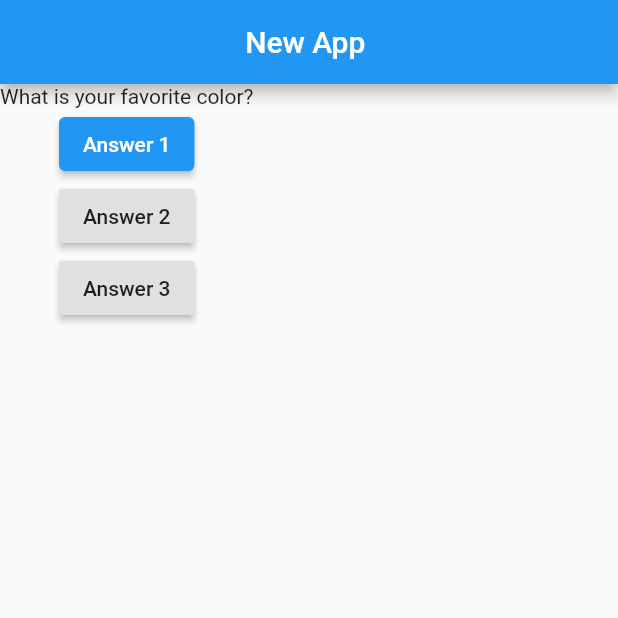
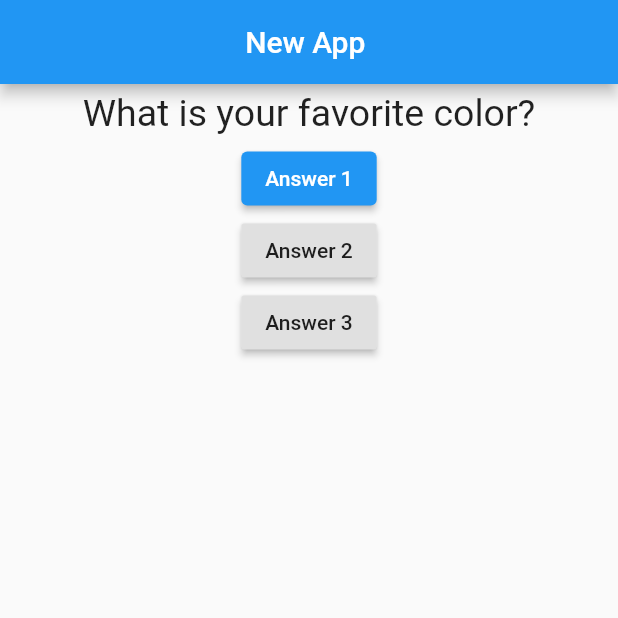
Before and after one commit to Luka-dot/flutter-test, a Flutter app: the screen it shows after launch, on a phone screen of 412 x 824 dp, the top half of it. Run offline on Flutter 3.47's test engine with Material 2 defaults, Android fonts, the phone set to English and light mode, and no system bars.

Commit message:
multiple widget styling

```diff
--- a/lib/question.dart
+++ b/lib/question.dart
@@ -1,12 +1,21 @@
 import 'package:flutter/material.dart';
 
 class Question extends StatelessWidget {
-  String questionText;
+  // final tells flutter that after initialization data cant't be reassign
+  final String questionText;
 
-  Question(this.questionText);
+  const Question(this.questionText);
 
   @override
   Widget build(BuildContext context) {
-    return Text(questionText);
+    return Container(
+      width: double.infinity,
+      margin: const EdgeInsets.all(5),
+      child: Text(
+        questionText,
+        style: const TextStyle(fontSize: 25.0),
+        textAlign: TextAlign.center,
+      ),
+    );
   }
 }
```
